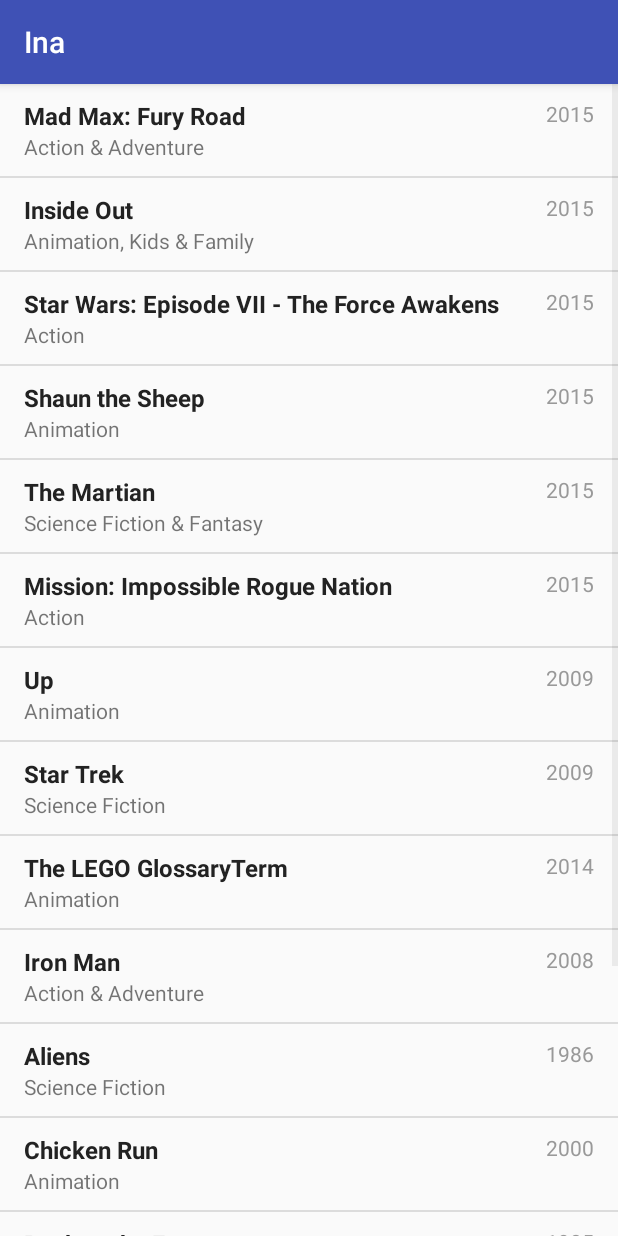
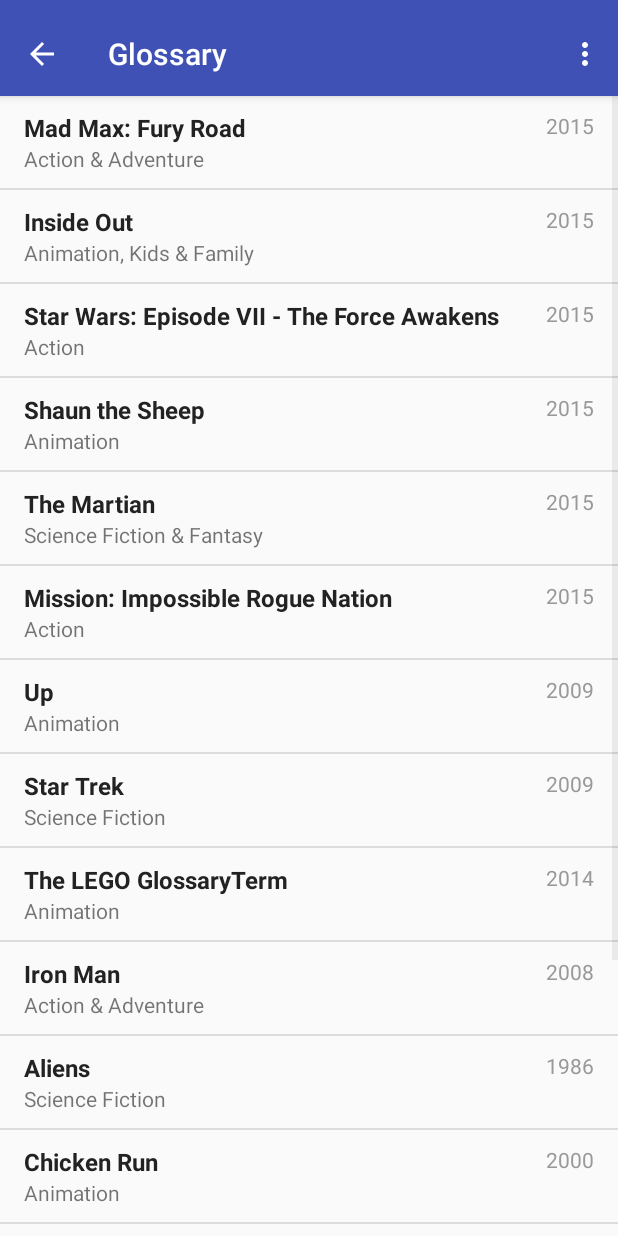
Before and after one commit to ahtakle/Project-Ina-Android, an Android app: the Glossary screen opened directly, with no data from a screen before it, on a phone screen of 412 x 824 dp. Run offline under Robolectric (Android 15) with nearby library versions, the phone set to English and light mode, and no system bars.

Commit message:
Adding menu bars for glossary and map

```diff
--- a/app/src/main/java/com/projectina/ina/Glossary.java
+++ b/app/src/main/java/com/projectina/ina/Glossary.java
@@ -4,16 +4,14 @@ package com.projectina.ina;
  * Created by zrs on 11/13/16.
  */
 
-import android.content.Context;
 import android.os.Bundle;
 import android.support.v7.app.AppCompatActivity;
 import android.support.v7.widget.DefaultItemAnimator;
 import android.support.v7.widget.LinearLayoutManager;
 import android.support.v7.widget.RecyclerView;
 import android.support.v7.widget.Toolbar;
-import android.view.GestureDetector;
+import android.view.Menu;
 import android.view.MenuItem;
-import android.view.MotionEvent;
 import android.view.View;
 import android.widget.Toast;
 
@@ -31,6 +29,7 @@ public class Glossary extends AppCompatActivity {
         setContentView(R.layout.activity_glossary);
         Toolbar toolbar = (Toolbar) findViewById(R.id.toolbar);
         setSupportActionBar(toolbar);
+        getSupportActionBar().setDisplayHomeAsUpEnabled(true);
 
         recyclerView = (RecyclerView) findViewById(R.id.recycler_view);
 
@@ -61,23 +60,25 @@ public class Glossary extends AppCompatActivity {
     }
 
     @Override
+    public boolean onCreateOptionsMenu(Menu menu) {
+        // Inflate the menu; this adds items to the action bar if it is present.
+        getMenuInflater().inflate(R.menu.menu, menu);
+        return true;
+    }
+
+    @Override
     public boolean onOptionsItemSelected(MenuItem item) {
-        switch (item.getItemId()) {
-            case R.id.action_settings:
-                // User chose the "Settings" item, show the app settings UI...
-                return true;
+        // Handle action bar item clicks here. The action bar will
+        // automatically handle clicks on the Home/Up button, so long
+        // as you specify a parent activity in AndroidManifest.xml.
+        int id = item.getItemId();
 
-            case R.id.action_favorite:
-                // User chose the "Favorite" action, mark the current item
-                // as a favorite...
-                return true;
+        //noinspection SimplifiableIfStatement
+        if (id == R.id.action_settings) {
+            return true;
+        }
 
-            default:
-                // If we got here, the user's action was not recognized.
-                // Invoke the superclass to handle it.
-                return super.onOptionsItemSelected(item);
-
-        }
+        return super.onOptionsItemSelected(item);
     }
 
     private void prepareGlossaryData() {
--- a/app/src/main/res/layout/activity_glossary.xml
+++ b/app/src/main/res/layout/activity_glossary.xml
@@ -8,10 +8,18 @@
     app:layout_behavior="@string/appbar_scrolling_view_behavior"
     tools:context="com.projectina.ina.Glossary">
 
-    <android.support.design.widget.AppBarLayout
-        android:id="@+id/header"
+    <android.support.v7.widget.RecyclerView
+        android:id="@+id/recycler_view"
         android:layout_width="match_parent"
         android:layout_height="wrap_content"
+        android:layout_below="@+id/appbar"
+        android:scrollbars="vertical" />
+
+    <android.support.design.widget.AppBarLayout
+        android:id="@+id/appbar"
+        android:layout_width="match_parent"
+        android:layout_height="wrap_content"
+        android:paddingTop="@dimen/appbar_padding_top"
         android:theme="@style/AppTheme.AppBarOverlay">
 
     <android.support.v7.widget.Toolbar
@@ -19,15 +27,11 @@
         android:layout_width="match_parent"
         android:layout_height="?attr/actionBarSize"
         android:background="?attr/colorPrimary"
-            app:popupTheme="@style/AppTheme.PopupOverlay" />
+        app:layout_scrollFlags="scroll|enterAlways"
+        app:popupTheme="@style/AppTheme.PopupOverlay">
+
+    </android.support.v7.widget.Toolbar>
 
     </android.support.design.widget.AppBarLayout>
 
-    <android.support.v7.widget.RecyclerView
-        android:id="@+id/recycler_view"
-        android:layout_width="match_parent"
-        android:layout_height="wrap_content"
-        android:layout_below="@+id/header"
-        android:scrollbars="vertical" />
-
 </RelativeLayout>
--- a/app/src/main/res/layout/activity_home.xml
+++ b/app/src/main/res/layout/activity_home.xml
@@ -12,6 +12,7 @@
 
     <Button
         android:text="Map"
+        android:onClick="dispatchMapIntent"
         android:layout_width="wrap_content"
         android:layout_height="wrap_content"
         android:layout_centerHorizontal="true"
--- /dev/null
+++ b/app/src/main/res/menu/menu.xml
@@ -0,0 +1,10 @@
+<menu xmlns:android="http://schemas.android.com/apk/res/android"
+    xmlns:app="http://schemas.android.com/apk/res-auto"
+    xmlns:tools="http://schemas.android.com/tools"
+    tools:context="com.projectina.ina.Map">
+    <item
+        android:id="@+id/action_settings"
+        android:orderInCategory="100"
+        android:title="@string/action_settings"
+        app:showAsAction="never" />
+</menu>
--- a/app/src/main/res/values/dimens.xml
+++ b/app/src/main/res/values/dimens.xml
@@ -7,4 +7,5 @@
     <dimen name="nav_header_vertical_spacing">16dp</dimen>
     <dimen name="nav_header_height">160dp</dimen>
     <dimen name="fab_margin">16dp</dimen>
+    <dimen name="appbar_padding_top">8dp</dimen>
 </resources>
--- a/app/src/main/res/values/strings.xml
+++ b/app/src/main/res/values/strings.xml
@@ -11,4 +11,7 @@
     <string name="action_settings">Settings</string>
 
     <string name="glossary_header">Glossary</string>
+    <string name="title_activity_map">Map</string>
+    <string name="section_format">Hello World from section: %1$d</string>
+    <string name="title_activity_glossary">Glossary</string>
 </resources>
```
Also changed, not shown: app/src/main/AndroidManifest.xml (+18 -1 lines), app/src/main/java/com/projectina/ina/Home.java (+7 -0 lines), app/src/main/java/com/projectina/ina/Map.java (added, +163 -0 lines), app/src/main/java/com/projectina/ina/TrimestersFrag.java (+2 -15 lines), app/src/main/res/layout/activity_map.xml (added, +49 -0 lines), app/src/main/res/layout/fragment_map.xml (added, +16 -0 lines), app/src/main/res/menu/action_bar.xml (deleted, +0 -17 lines). Lines whose indentation alone changed are shown as unchanged.
